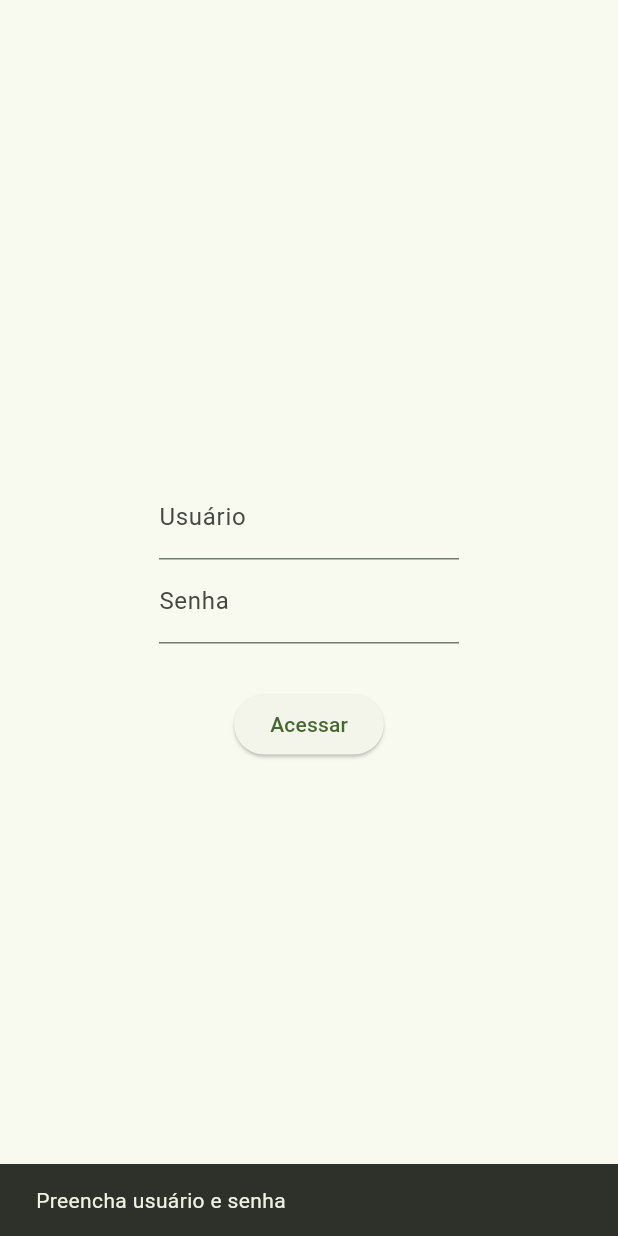
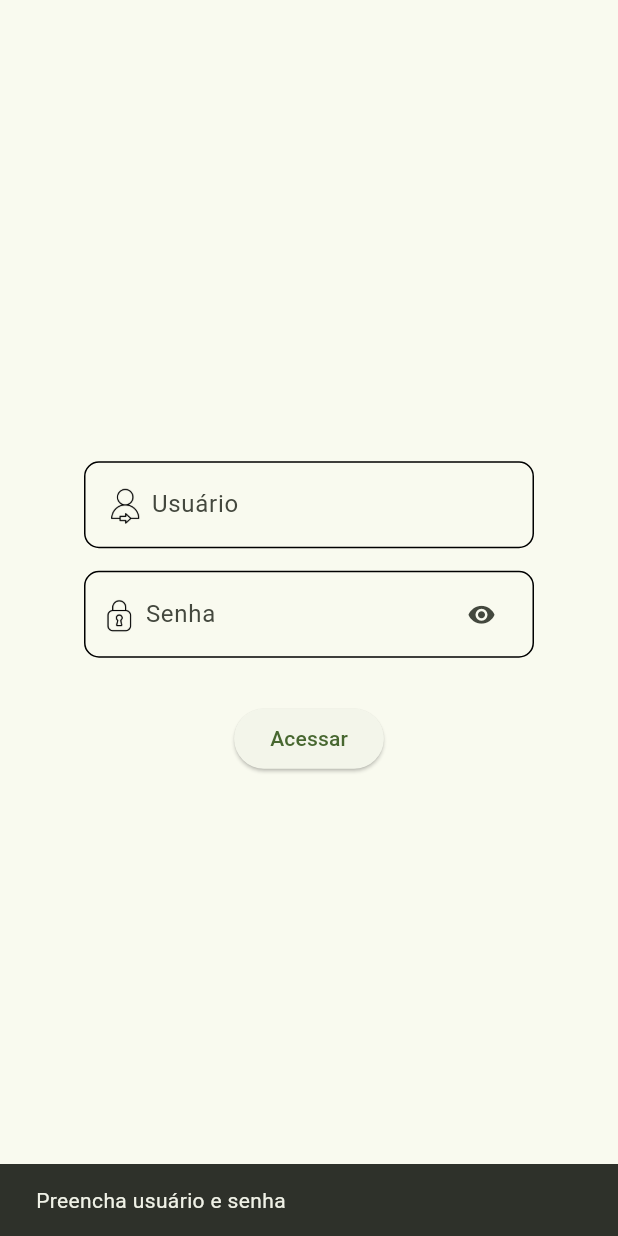
Before and after one commit to LS-F/EstudosFlutter, a Flutter app: the screen it shows after launch, after a tap on "Acessar", on a phone screen of 412 x 824 dp. Run offline on Flutter 3.47's test engine with Material 3 defaults, Android fonts, the phone set to English and light mode, and no system bars.

Commit message:
[feature]:Ajuste de layout tela de login

```diff
--- a/lib/widgets/homePage.dart
+++ b/lib/widgets/homePage.dart
@@ -1,5 +1,6 @@
 import 'package:flutter/material.dart';
 import 'package:playgroundflutter/apis/api_post_login.dart';
+import 'package:playgroundflutter/screens/produto.dart';
 
 class HomePage extends StatefulWidget {
   const HomePage({super.key});
@@ -28,9 +29,11 @@ class _HomePageState extends State<HomePage> {
     Map<String,dynamic> token = await api.fLogin(userId, password);
 
     if (token["apiResponse"] == 200 ||token["apiResponse"] == 201) {
-      print("Token recebido: $token");
-      // Aqui você pode navegar para outra tela
-      // Navigator.pushReplacement(...)
+      token['access_token'];
+      Navigator.push(
+        context,
+        MaterialPageRoute(builder: (context) => const Produto()),
+      );
     }
     else if(token["apiResponse"] == 401) {
       ScaffoldMessenger.of(context).showSnackBar(
@@ -54,19 +57,81 @@ class _HomePageState extends State<HomePage> {
             child: Column(
               mainAxisAlignment: MainAxisAlignment.center,
               children: [
+                Container(
+                  width: 300,
+                  decoration:BoxDecoration(
+                    borderRadius: BorderRadius.circular(10),
+                    border: Border.all(
+                      color: Colors.black,
+                    ),
+                  ) ,
+                  child: Row(
+                    mainAxisAlignment: MainAxisAlignment.center,
+                    children: [
+                      Padding(
+                        padding: const EdgeInsets.fromLTRB(0,2,5,0),
+                        child: Image.asset("lib/assets/images/login-de-usuario.png",
+                          height:25,
+                          width: 25,
+                        ),
+                      ),
                       SizedBox(
                         width: 200,
                         child: TextFormField(
                           controller: _userId,
-                    decoration: InputDecoration(labelText: "Usuário"),
+                          decoration: InputDecoration(
+                            labelText: "Usuário",
+                            border:InputBorder.none,
+                          ),
+                        ),
+                      ),
+                      SizedBox(
+                        width: 40,
+                      )
+                    ],
+                  ),
+                ),
+                SizedBox(
+                  height: 15,
+                ),
+
+                Container(
+                  width: 300,
+                  decoration:BoxDecoration(
+                    borderRadius: BorderRadius.circular(10),
+                    border: Border.all(
+                      color: Colors.black,
+                    ),
+                  ) ,
+                  child: Row(
+                    mainAxisAlignment: MainAxisAlignment.center,
+                    children:[
+                      Padding(
+                        padding: const EdgeInsets.fromLTRB(0,2,5,0),
+                        child: Image.asset("lib/assets/images/senha.png",
+                          height:25 ,
+                          width: 25,
                         ),
                       ),
                       SizedBox(
                         width: 200,
                         child: TextFormField(
                           controller: _passWord,
-                    decoration: InputDecoration(labelText: "Senha"),
+                          decoration: InputDecoration(labelText: "Senha",
+                            border:InputBorder.none,
+                          ),
                           obscureText: true,
+                        ),
+                      ),
+                      IconButton(
+                        icon: const Icon(Icons.remove_red_eye_sharp),
+                        // icon: const Icon(Icons.remove_red_eye),
+                        iconSize: 19,
+                        onPressed: (){
+
+                        },
+                      )
+                  ],
                   ),
                 ),
                 SizedBox(
```
Also changed, not shown: lib/assets/images/login-de-usuario.png (added), lib/assets/images/senha.png (added). Lines whose indentation alone changed are shown as unchanged.
